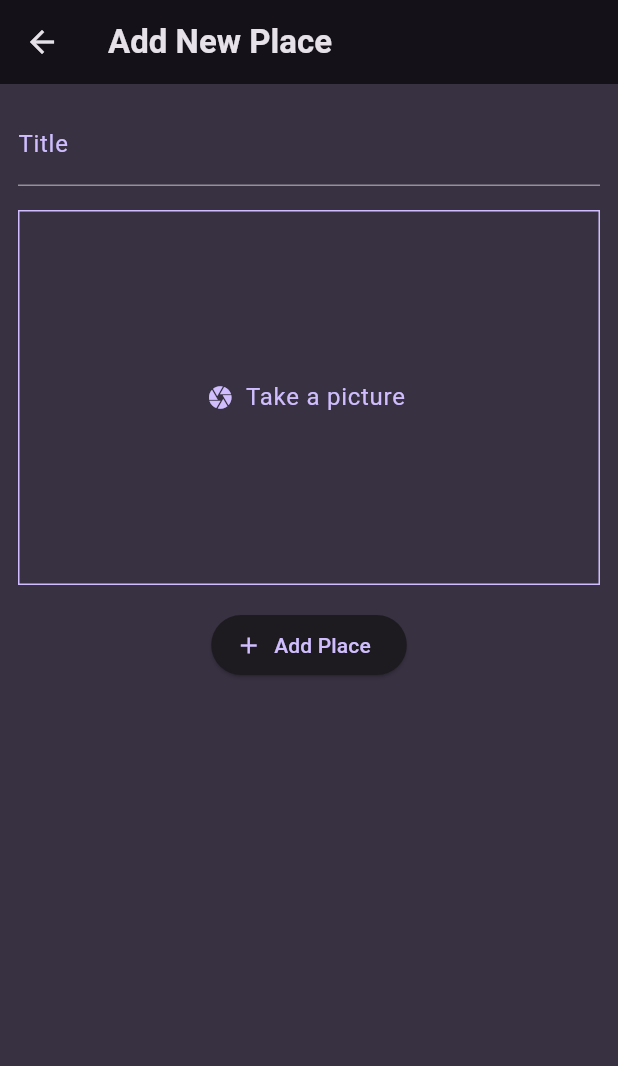
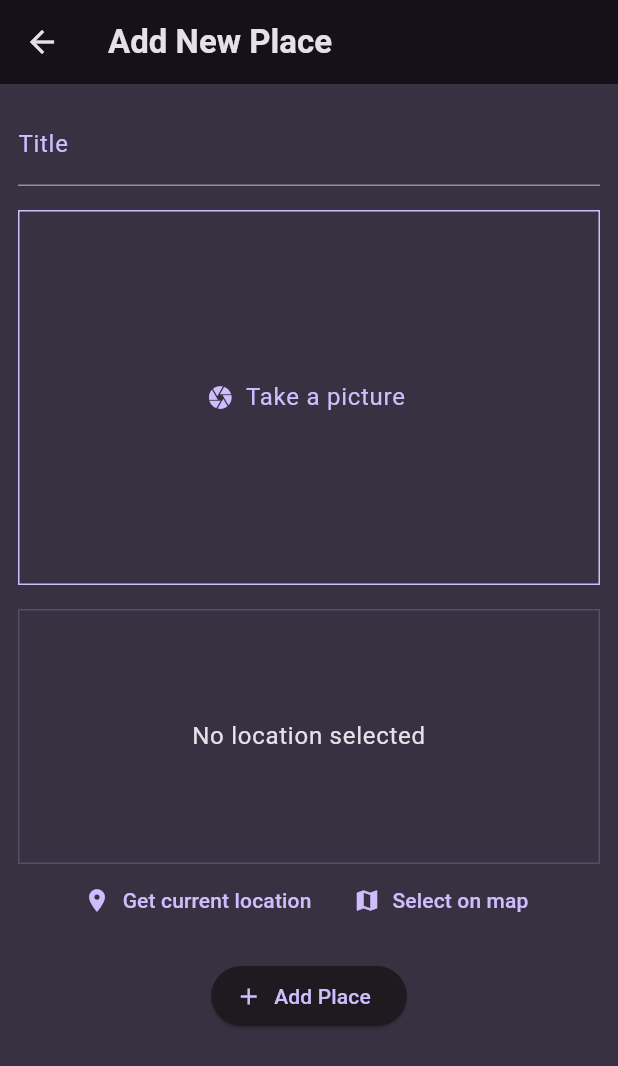
Before and after one commit to amrayman14/Favorite-Places, a Flutter app: the AddNewItem screen opened directly, on a phone screen of 412 x 824 dp. Shown: the top 1066 px of the screen. Run offline on Flutter 3.47's test engine with Material 3 defaults, Android fonts, the phone set to English and light mode, and no system bars; our stand-ins replace flutter_riverpod, google_fonts, image_picker, location, riverpod.

Commit message:
first commit

```diff
--- a/lib/screens/new_item.dart
+++ b/lib/screens/new_item.dart
@@ -2,6 +2,7 @@ import 'dart:io';
 
 import 'package:favorite_places/models/place.dart';
 import 'package:favorite_places/providers/place_provider.dart';
+import 'package:favorite_places/widgets/input_location.dart';
 import 'package:favorite_places/widgets/input_picture.dart';
 import 'package:flutter/material.dart';
 import 'package:flutter_riverpod/flutter_riverpod.dart';
@@ -63,6 +64,8 @@ class _AddNewItemState extends ConsumerState<AddNewItem> {
                 _image = image;
               },),
             const SizedBox(height: 16,),
+            const InputLocation(),
+            const SizedBox(height: 16,),
             ElevatedButton.icon(
               onPressed: _saveItem,
               icon: const Icon(Icons.add),
--- a/lib/widgets/input_location.dart
+++ b/lib/widgets/input_location.dart
@@ -0,0 +1,91 @@
+import 'package:flutter/material.dart';
+import 'package:location/location.dart';
+
+class InputLocation extends StatefulWidget {
+  const InputLocation({super.key});
+
+  @override
+  State<InputLocation> createState() => _InputLocationState();
+}
+
+class _InputLocationState extends State<InputLocation> {
+
+  var _isGettinigLocation = false;
+
+  void _getLocation() async {
+    Location location =  Location();
+
+    bool serviceEnabled;
+    PermissionStatus permissionGranted;
+    LocationData _locationData;
+
+    serviceEnabled = await location.serviceEnabled();
+    if (!serviceEnabled) {
+      serviceEnabled = await location.requestService();
+      if (!serviceEnabled) {
+        return;
+      }
+    }
+
+    permissionGranted = await location.hasPermission();
+    if (permissionGranted == PermissionStatus.denied) {
+      permissionGranted = await location.requestPermission();
+      if (permissionGranted != PermissionStatus.granted) {
+        return;
+      }
+    }
+    setState((){
+      _isGettinigLocation = true;
+    });
+    _locationData = await location.getLocation();
+    setState((){
+      _isGettinigLocation = true;
+    });
+  }
+
+  @override
+  Widget build(BuildContext context) {
+    Widget content = Text(
+      "No location selected",
+      textAlign: TextAlign.center,
+      style: Theme.of(context).textTheme.bodyLarge!.copyWith(
+          color: Theme.of(context).colorScheme.onBackground
+      ),
+    );
+    if (_isGettinigLocation){
+      content = const CircularProgressIndicator();
+    }
+    return Column(
+      mainAxisAlignment: MainAxisAlignment.spaceEvenly,
+      children: [
+        Container(
+            height:170 ,
+            alignment: Alignment.center,
+            width: double.infinity,
+            decoration: BoxDecoration(
+                border: Border.all(
+                  width: 1,
+                  color: Theme.of(context).colorScheme.primary.withOpacity(0.2),
+                )
+            ),
+            child: content
+        ),
+        Row(
+          mainAxisAlignment: MainAxisAlignment.center,
+          children: [
+            TextButton.icon(
+              onPressed: _getLocation,
+              icon: const Icon(Icons.location_on),
+              label: const Text("Get current location"),
+            ),
+            TextButton.icon(
+              onPressed: (){},
+              icon: const Icon(Icons.map),
+              label: const Text("Select on map"),
+            ),
+          ],
+        )
+      ],
+    );
+  }
+}
--- a/pubspec.yaml
+++ b/pubspec.yaml
@@ -40,6 +40,7 @@ dependencies:
   riverpod: ^2.5.1
   flutter_riverpod: ^2.5.1
   image_picker: ^1.1.1
+  location: 5.0.0
 
 dev_dependencies:
   flutter_test:
```
Also changed, not shown: pubspec.lock, 1 other file.
